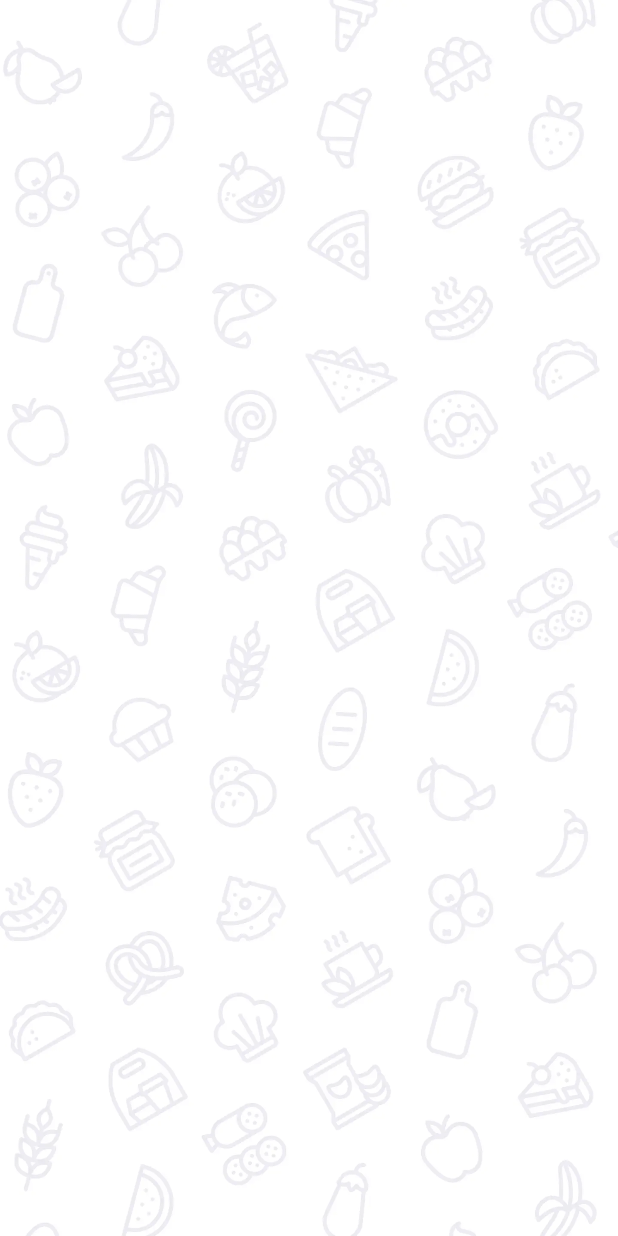
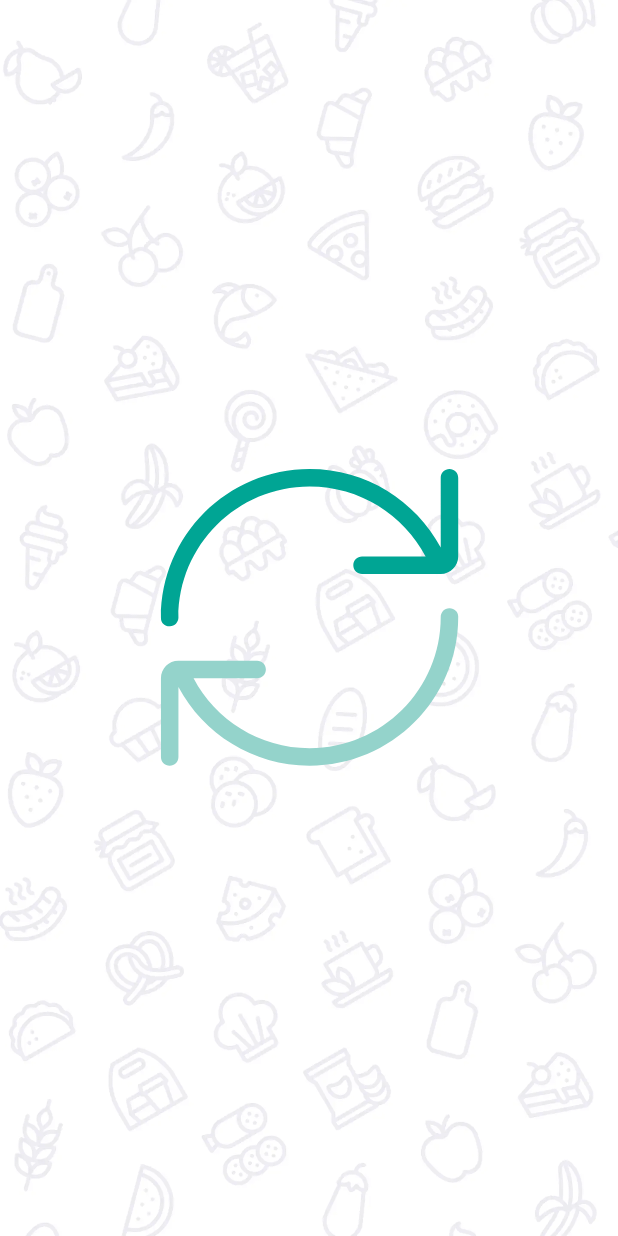
Before and after one commit to MuhammadjonSafarov/UzBazar, an Android app: the screen it shows after launch (LoginActivity), on a phone screen of 412 x 824 dp. Run offline under Robolectric (Android 15) with nearby library versions, the phone set to English and light mode, and no system bars; libraries missing offline, so code that uses them is left out: com.yandex.mapkit; 2 statements that could not run were skipped.

Commit message:
add utils show

```diff
--- a/app/build.gradle
+++ b/app/build.gradle
@@ -45,13 +45,15 @@ dependencies {
     implementation 'androidx.lifecycle:lifecycle-livedata-ktx:2.5.1'
     implementation 'androidx.lifecycle:lifecycle-viewmodel-ktx:2.5.1'
     implementation "com.jakewharton.rxbinding3:rxbinding:3.1.0"
-    implementation 'com.airbnb.android:lottie:2.8.0'
+    implementation 'com.airbnb.android:lottie:3.0.3'
 /*    implementation 'com.google.firebase:firebase-auth:21.0.2'
     implementation 'com.google.firebase:firebase-messaging-ktx:23.1.1'*/
-    implementation 'com.github.bumptech.glide:glide:4.14.2'
+
     implementation 'androidx.navigation:navigation-fragment-ktx:2.5.3'
     implementation 'androidx.navigation:navigation-ui-ktx:2.5.3'
     implementation 'androidx.core:core:1.9.0'
+
+    implementation 'com.github.bumptech.glide:glide:4.14.2'
     annotationProcessor 'com.github.bumptech.glide:compiler:4.14.2'
 
     implementation 'com.squareup.retrofit2:retrofit:2.9.0'
--- a/app/src/main/java/uz/xia/bazar/common/Constant.kt
+++ b/app/src/main/java/uz/xia/bazar/common/Constant.kt
@@ -8,9 +8,9 @@ val foodBannerList = listOf(
     R.drawable.banner1
 )
 val marketBannerList = listOf(
-    R.drawable.banner3,
-    R.drawable.banner3,
-    R.drawable.banner3
+    R.drawable.banner1,
+    R.drawable.banner1,
+    R.drawable.banner1
 )
 const val BASE_URL="http://192.168.1.128:8082/api/"
 const val YANDEX_MAPKIT_API_KEY="43790952-2b06-4f86-b031-5039a3fd1ea7"
--- a/app/src/main/java/uz/xia/bazar/ui/LoginActivity.kt
+++ b/app/src/main/java/uz/xia/bazar/ui/LoginActivity.kt
@@ -1,8 +1,6 @@
 package uz.xia.bazar.ui
 
-import android.content.Intent
 import android.os.Bundle
-import android.os.Handler
 import androidx.appcompat.app.AppCompatActivity
 import androidx.fragment.app.Fragment
 import uz.xia.bazar.R
@@ -15,11 +13,7 @@ class LoginActivity : AppCompatActivity() {
         if (savedInstanceState == null) {
             addFragment(SplashFragment.newInstance())
         }
-        Handler().postDelayed(Runnable {
-            Intent(this, MainActivity::class.java).apply {
-                startActivity(this)
-            }
-        }, 1_000L)
+
     }
 
     private fun addFragment(fragment: Fragment) {
--- a/app/src/main/java/uz/xia/bazar/ui/MainActivity.kt
+++ b/app/src/main/java/uz/xia/bazar/ui/MainActivity.kt
@@ -23,7 +23,7 @@ class MainActivity : AppCompatActivity() {
         setContentView(binding.root)
         val navView: BottomNavigationView = binding.navView
        // val navController = findNavController(R.id.nav_host_fragment_activity_main)
-        //setupActionBarWithNavController(navController, appBarConfiguration)
+        // setupActionBarWithNavController(navController, appBarConfiguration)
         navView.setupWithNavController(navController)
     }
 }
--- a/app/src/main/java/uz/xia/bazar/ui/auth/SplashFragment.kt
+++ b/app/src/main/java/uz/xia/bazar/ui/auth/SplashFragment.kt
@@ -1,11 +1,14 @@
 package uz.xia.bazar.ui.auth
 
+import android.content.Intent
 import android.os.Bundle
+import android.os.Handler
 import android.view.LayoutInflater
 import android.view.View
 import android.view.ViewGroup
 import androidx.fragment.app.Fragment
 import uz.xia.bazar.databinding.FragmentSplashBinding
+import uz.xia.bazar.ui.MainActivity
 
 
 class SplashFragment : Fragment() {
@@ -26,4 +29,13 @@ class SplashFragment : Fragment() {
         return binding.root
     }
 
+    override fun onViewCreated(view: View, savedInstanceState: Bundle?) {
+        super.onViewCreated(view, savedInstanceState)
+        Handler().postDelayed(Runnable {
+            Intent(requireContext(), MainActivity::class.java).apply {
+                startActivity(this)
+            }
+        }, 1_000L)
+    }
+
 }
--- a/app/src/main/res/layout/fragment_splash.xml
+++ b/app/src/main/res/layout/fragment_splash.xml
@@ -1,17 +1,33 @@
 <?xml version="1.0" encoding="utf-8"?>
 <androidx.constraintlayout.widget.ConstraintLayout xmlns:android="http://schemas.android.com/apk/res/android"
     xmlns:app="http://schemas.android.com/apk/res-auto"
+    android:id="@+id/cons_splash"
     android:layout_width="match_parent"
     android:layout_height="match_parent">
 
     <androidx.appcompat.widget.AppCompatImageView
+        android:id="@+id/appCompatImageView"
         android:layout_width="0dp"
         android:layout_height="0dp"
-        app:srcCompat="@drawable/bg_splash"
         android:scaleType="centerCrop"
         app:layout_constraintBottom_toBottomOf="parent"
         app:layout_constraintEnd_toEndOf="parent"
         app:layout_constraintStart_toStartOf="parent"
-        app:layout_constraintTop_toTopOf="parent" />
+        app:layout_constraintTop_toTopOf="parent"
+        app:srcCompat="@drawable/bg_splash" />
+
+    <com.airbnb.lottie.LottieAnimationView
+        android:id="@+id/splash_lottie"
+        android:layout_width="240dp"
+        android:layout_height="240dp"
+        app:layout_constraintBottom_toBottomOf="parent"
+        app:layout_constraintEnd_toEndOf="parent"
+        app:layout_constraintStart_toStartOf="parent"
+        app:layout_constraintTop_toTopOf="parent"
+        app:lottie_autoPlay="true"
+        app:lottie_rawRes="@raw/loading">
+
+    </com.airbnb.lottie.LottieAnimationView>
+
 
 </androidx.constraintlayout.widget.ConstraintLayout>
```
Also changed, not shown: app/src/main/res/raw/loading.json (added, +1 -0 lines).
